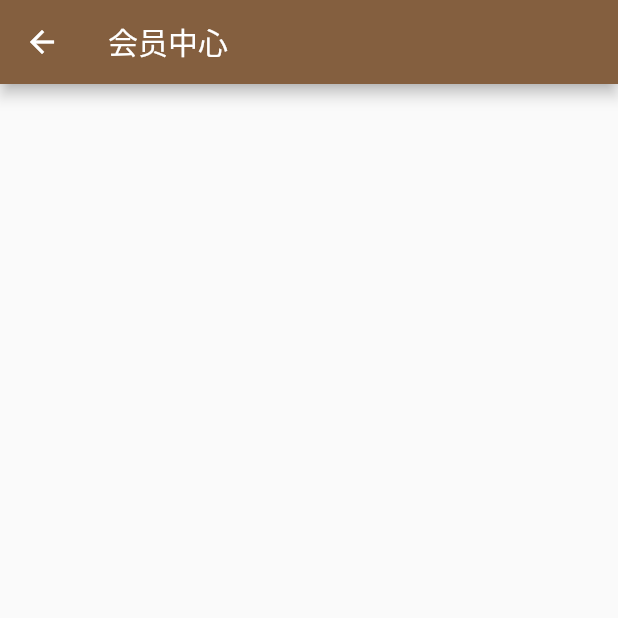
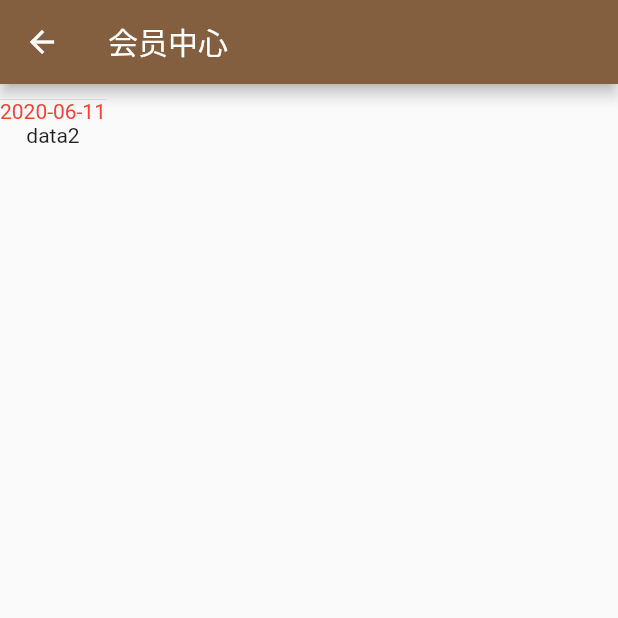
Before and after one commit to chenyongze/flutter_shop, a Flutter app: the MemberPage screen opened directly, on a phone screen of 412 x 824 dp, the top half of it. Run offline on Flutter 3.47's test engine with Material 2 defaults, Android fonts, the phone set to English and light mode, and no system bars; our stand-ins replace date_format, dio, flutter_easyrefresh, flutter_screenutil, flutter_swiper; missing offline and left inert: provide; statements that could not run were skipped.

Commit message:
datefromat 使用

```diff
--- a/flutter_shop/lib/pages/member_page.dart
+++ b/flutter_shop/lib/pages/member_page.dart
@@ -1,5 +1,6 @@
 import 'package:flutter/material.dart';
 import '../config/index.dart';
+import 'package:date_format/date_format.dart';
 
 class MemberPage extends StatefulWidget {
   // MemberPage({Key key}) : super(key: key);
@@ -11,11 +12,37 @@ class MemberPage extends StatefulWidget {
 class _MemberPageState extends State<MemberPage> {
   @override
   Widget build(BuildContext context) {
+    var abc = formatDate(DateTime.now(), [yyyy, '-', mm, '-', dd]);
+
     return Scaffold(
       appBar: AppBar(title: Text(KString.memberTitle)),
       body: Container(
           child: Column(
-        children: [],
+        children: [
+          Column(
+            children: [
+              Container(
+                child: Text(
+                  abc,
+                  style: TextStyle(
+                    color: Colors.red,
+                    // backgroundColor: Colors.yellow,
+                  ),
+                ),
+                margin: EdgeInsets.only(top: 10.0),
+                decoration: BoxDecoration(
+                  border: Border(
+                    top: BorderSide(
+                      color: KColor.defaultBorderColor,
+                      width: 0.5,
+                    ),
+                  ),
+                ),
+              ),
+              Text('data2'),
+            ],
+          ),
+        ],
       )),
     );
   }
--- a/flutter_shop/pubspec.yaml
+++ b/flutter_shop/pubspec.yaml
@@ -37,6 +37,7 @@ dependencies:
   flutter_html: ^1.0.0
   sqflite: ^1.3.1
   shared_preferences: ^0.5.7+3
+  date_format: ^1.0.8
 
 dev_dependencies:
   flutter_test:
```
Also changed, not shown: flutter_shop/pubspec.lock.
